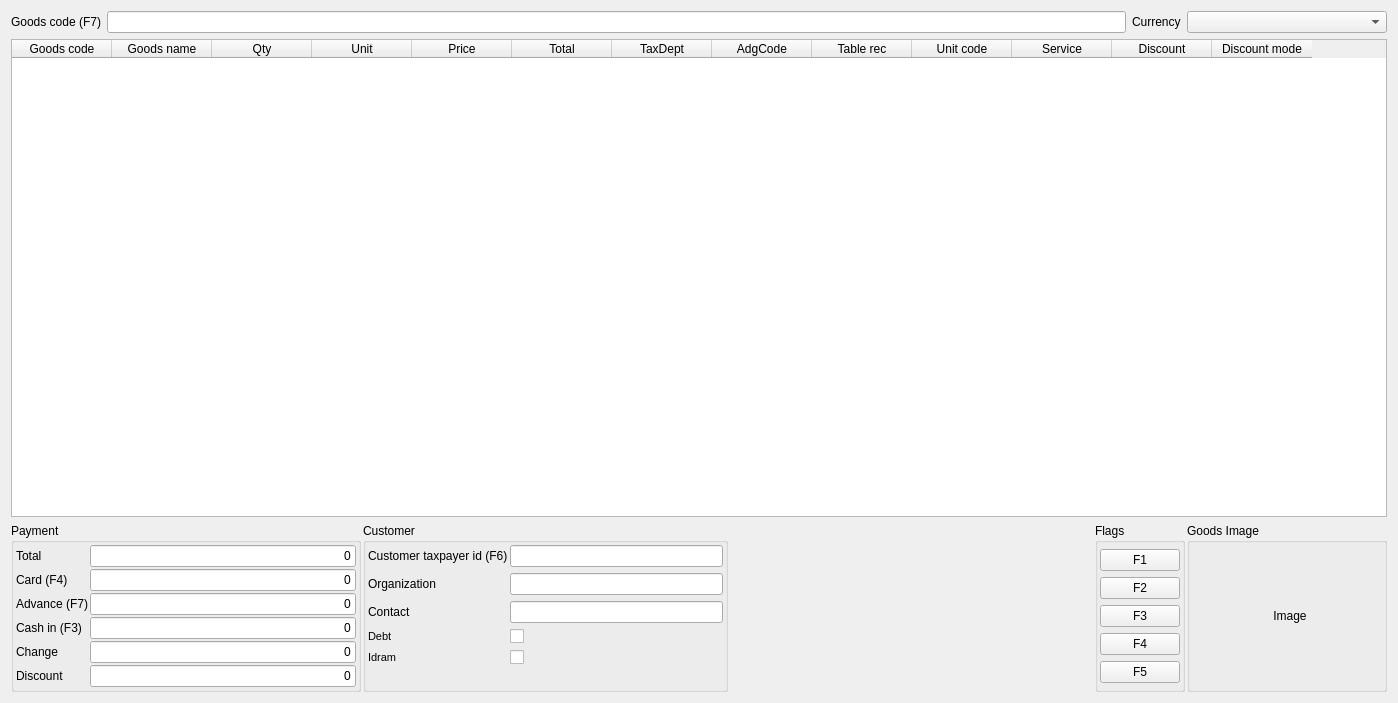
Above: Shop/worder.ui from End1-1/Cafe5 before the change. Below: the same form after it.
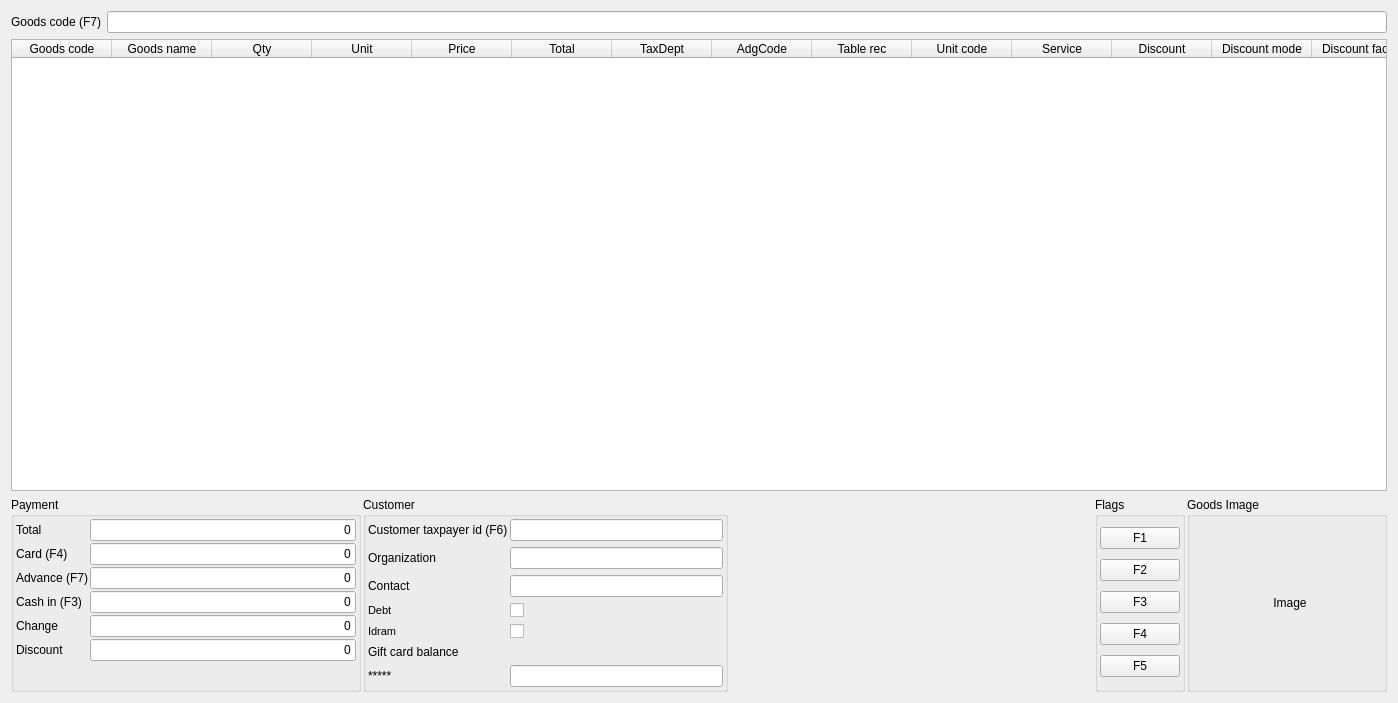
That is the form after the change. Custom widgets are drawn as their Qt base class.

What changed in the file:
```diff
--- a/Shop/worder.ui
+++ b/Shop/worder.ui
@@ -42,23 +42,6 @@
       <item>
        <widget class="QLineEdit" name="leCode"/>
       </item>
-      <item>
-       <widget class="QLabel" name="label_8">
-        <property name="text">
-         <string>Currency</string>
-        </property>
-       </widget>
-      </item>
-      <item>
-       <widget class="QComboBox" name="cbCurrency">
-        <property name="minimumSize">
-         <size>
-          <width>200</width>
-          <height>0</height>
-         </size>
-        </property>
-       </widget>
-      </item>
      </layout>
     </widget>
    </item>
@@ -153,6 +136,11 @@
        <string>Discount mode</string>
       </property>
      </column>
+     <column>
+      <property name="text">
+       <string>Discount factor</string>
+      </property>
+     </column>
     </widget>
    </item>
    <item>
@@ -599,6 +587,27 @@
            </property>
           </widget>
          </item>
+         <item row="5" column="0">
+          <widget class="QLabel" name="label_6">
+           <property name="text">
+            <string>Gift card balance</string>
+           </property>
+          </widget>
+         </item>
+         <item row="6" column="0">
+          <widget class="QLabel" name="lbGiftCard">
+           <property name="text">
+            <string>*****</string>
+           </property>
+          </widget>
+         </item>
+         <item row="6" column="1">
+          <widget class="C5LineEdit" name="leGiftCardAmount">
+           <property name="readOnly">
+            <bool>true</bool>
+           </property>
+          </widget>
+         </item>
         </layout>
        </widget>
       </item>
@@ -766,6 +775,12 @@
       </item>
       <item>
        <widget class="QGroupBox" name="grImage">
+        <property name="sizePolicy">
+         <sizepolicy hsizetype="Preferred" vsizetype="Preferred">
+          <horstretch>0</horstretch>
+          <verstretch>1</verstretch>
+         </sizepolicy>
+        </property>
         <property name="maximumSize">
          <size>
           <width>200</width>
```
